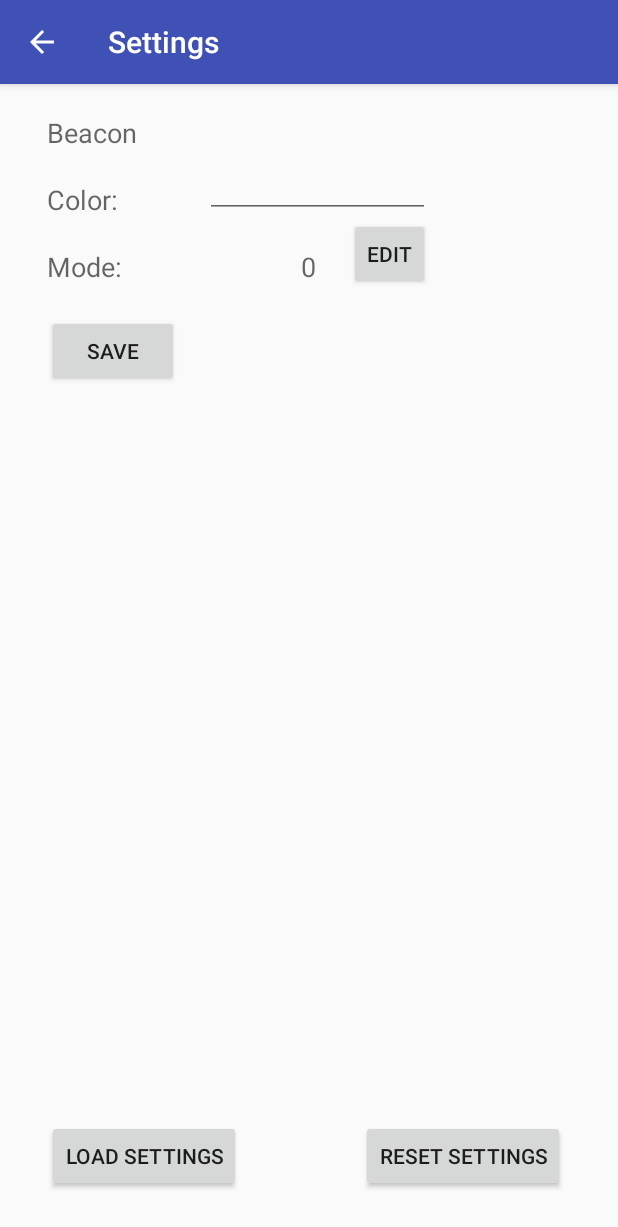
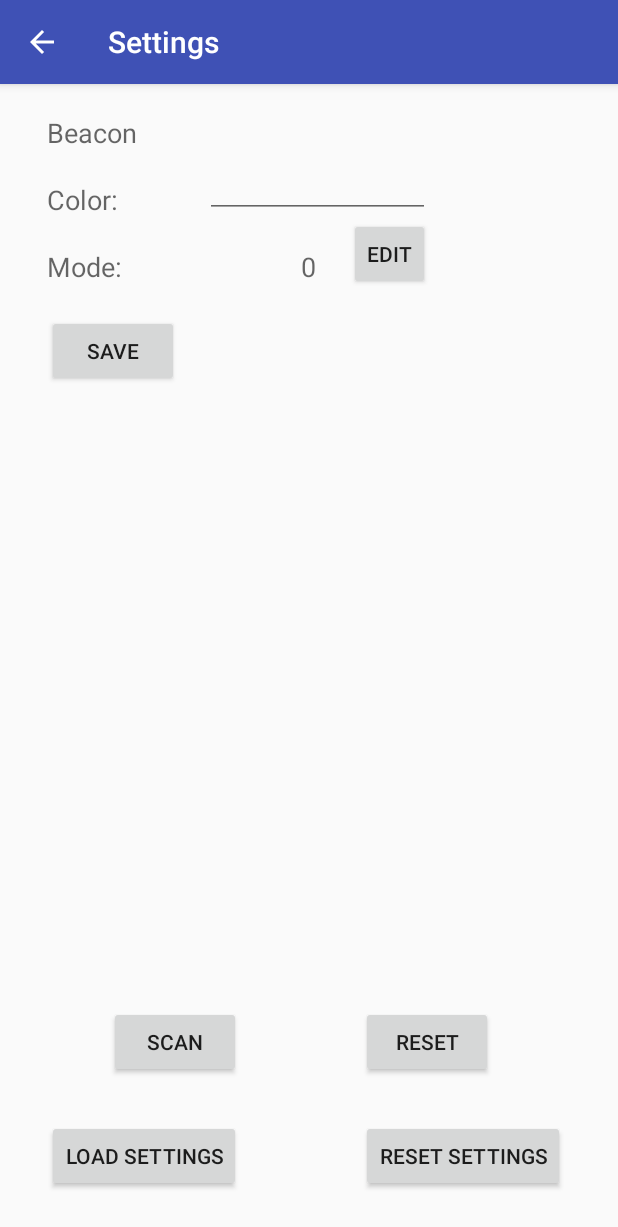
Before and after one commit to AlexanderEggers/soundbox, an Android app: the SettingsActivity screen opened directly, with no data from a screen before it, on a phone screen of 412 x 824 dp. Shown: the top 1227 px of the screen. Run offline under Robolectric (Android 15) with nearby library versions, the phone set to English and light mode, and no system bars; 3 statements that could not run were skipped.

Commit message:
Another fix

```diff
--- a/app/src/main/java/com/thm/sensors/Util.java
+++ b/app/src/main/java/com/thm/sensors/Util.java
@@ -37,4 +37,5 @@ public final class Util {
      * Master settings values
      */
     public static String connectedSettingsBeacon;
+    public static boolean scanForBeacons;
 }
--- a/app/src/main/res/layout/settings_content.xml
+++ b/app/src/main/res/layout/settings_content.xml
@@ -95,4 +95,23 @@
         android:onClick="onClick"
         android:text="Edit" />
 
+    <Button
+        android:layout_width="wrap_content"
+        android:layout_height="wrap_content"
+        android:text="Scan"
+        android:id="@+id/button7"
+        android:layout_above="@+id/button4"
+        android:layout_alignEnd="@+id/button4"
+        android:layout_marginBottom="28dp"
+        android:onClick="onClick" />
+
+    <Button
+        android:layout_width="wrap_content"
+        android:layout_height="wrap_content"
+        android:text="Reset"
+        android:id="@+id/button8"
+        android:layout_alignTop="@+id/button7"
+        android:layout_alignStart="@+id/button5"
+        android:onClick="onClick" />
+
 </RelativeLayout>
```
Also changed, not shown: app/src/main/java/com/thm/sensors/activity/SettingsActivity.java (+13 -0 lines), app/src/main/java/com/thm/sensors/logic/BeaconMasterLogic.java (+3 -12 lines).
